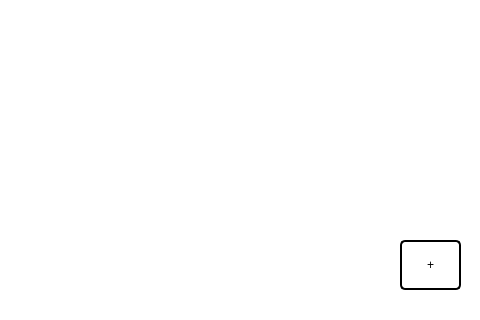
Qt form project/layout/ui/main_page.ui (Regasands/reg-clock) before a commit; both pictures show x 320 to 800 and y 280 to 600 of the 800 by 600 pixel window.
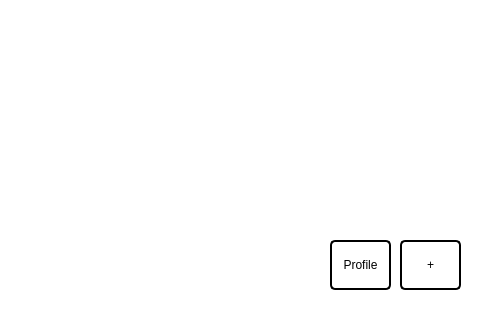
The same form after that commit.

Commit message: add page for friens and profile

```diff
--- a/project/layout/ui/main_page.ui
+++ b/project/layout/ui/main_page.ui
@@ -47,6 +47,36 @@
      <string>+</string>
     </property>
    </widget>
+   <widget class="QPushButton" name="profil_button">
+    <property name="geometry">
+     <rect>
+      <x>650</x>
+      <y>520</y>
+      <width>61</width>
+      <height>50</height>
+     </rect>
+    </property>
+    <property name="minimumSize">
+     <size>
+      <width>60</width>
+      <height>35</height>
+     </size>
+    </property>
+    <property name="baseSize">
+     <size>
+      <width>60</width>
+      <height>35</height>
+     </size>
+    </property>
+    <property name="styleSheet">
+     <string notr="true">border: 2px solid black;
+color: black;
+border-radius: 5px;</string>
+    </property>
+    <property name="text">
+     <string>Profile</string>
+    </property>
+   </widget>
   </widget>
   <widget class="QMenuBar" name="menubar">
    <property name="geometry">
```
The commit also changes 13 other files.
